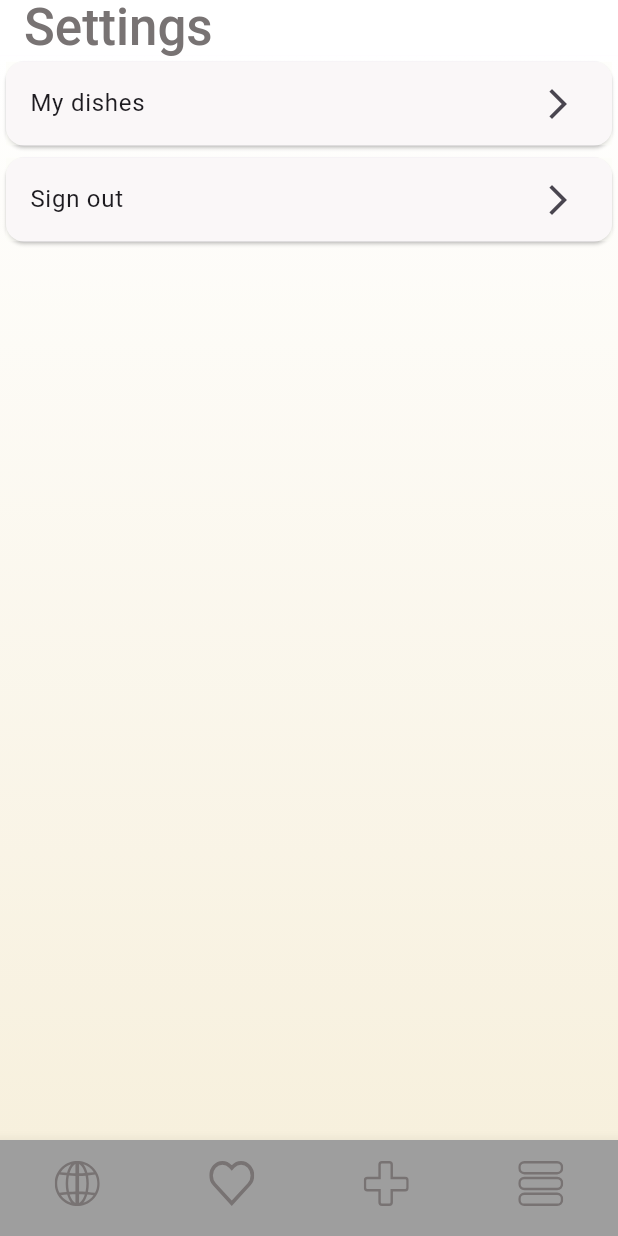
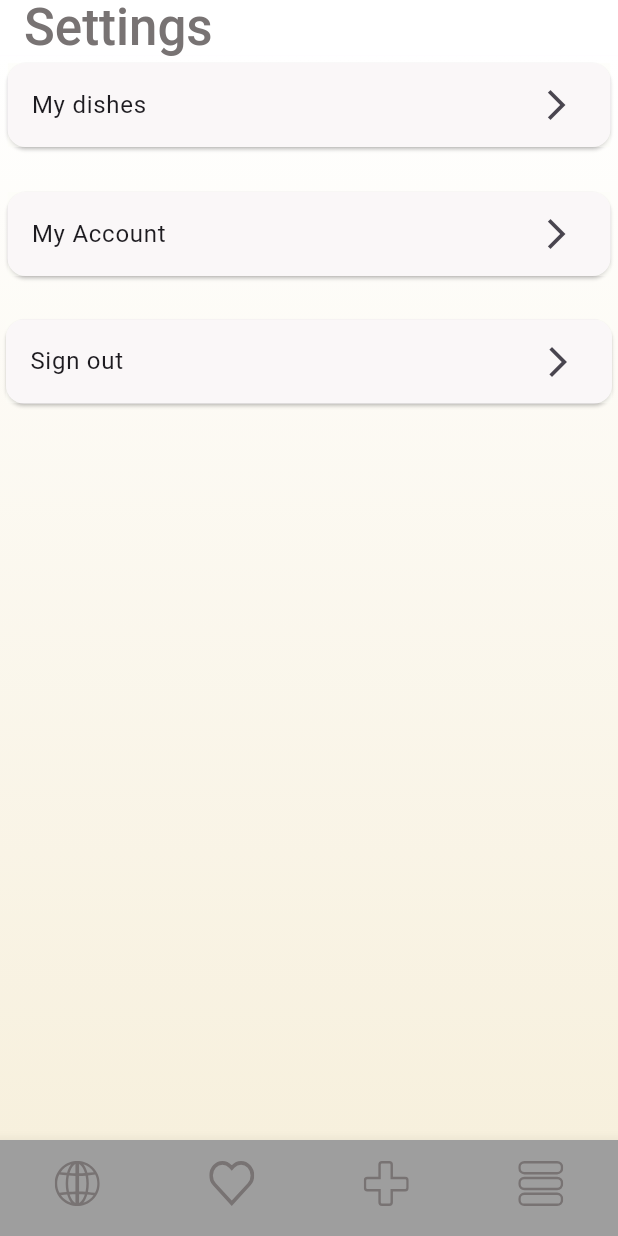
Before and after one commit to kaskadegroup/CaterWorld, a Flutter app: the NavBar screen opened directly, item 4 of the bottom bar chosen, on a phone screen of 412 x 824 dp. Run offline on Flutter 3.47's test engine with Material 3 defaults, Android fonts, the phone set to English and light mode, and no system bars; our stand-ins replace cloud_firestore, firebase_auth, firebase_core, firebase_storage, flutter_svg, page_view_indicators; missing offline and left inert: multi_image_picker; accounts and stored records are empty; network calls fail; project files that could hold a hidden picture were left out.

Commit message:
initial changes

```diff
--- a/src/lib/views/user_settings_view.dart
+++ b/src/lib/views/user_settings_view.dart
@@ -1,6 +1,7 @@
 //import packages
 import 'package:flutter/material.dart';
 import 'package:firebase_auth/firebase_auth.dart';
+import 'package:toastea/views/my_account.dart';
 
 // import files
 import 'get_user_dishes.dart';
@@ -15,6 +16,11 @@ class UserSettings extends StatelessWidget {
   void goToAuth(BuildContext context) {
     Navigator.push(
         context, MaterialPageRoute(builder: (context) => AuthView()));
+  }
+
+  void goToAccount(BuildContext context) {
+    Navigator.push(
+        context, MaterialPageRoute(builder: (context) => MyAccount()));
   }
 
   @override
@@ -43,7 +49,15 @@ class UserSettings extends StatelessWidget {
                           trailing: Icon(Icons.arrow_forward_ios),
                           tileColor: Color.fromRGBO(252, 252, 246, 0.5),
                         ),
+                        margin: EdgeInsetsDirectional.fromSTEB(5, 5, 5, 25)),
+                    Card(
+                        child: ListTile(
+                          title: Text('My Account'),
+                          onTap: () => goToAccount(context),
+                          trailing: Icon(Icons.arrow_forward_ios),
+                          tileColor: Color.fromRGBO(252, 252, 246, 0.5),
                         ),
+                        margin: EdgeInsetsDirectional.fromSTEB(5, 5, 5, 25)),
                     Card(
                       child: ListTile(
                         title: Text('Sign out'),
```
Also changed, not shown: src/lib/views/my_account.dart (added, +65 -0 lines). Lines whose indentation alone changed are shown as unchanged.
